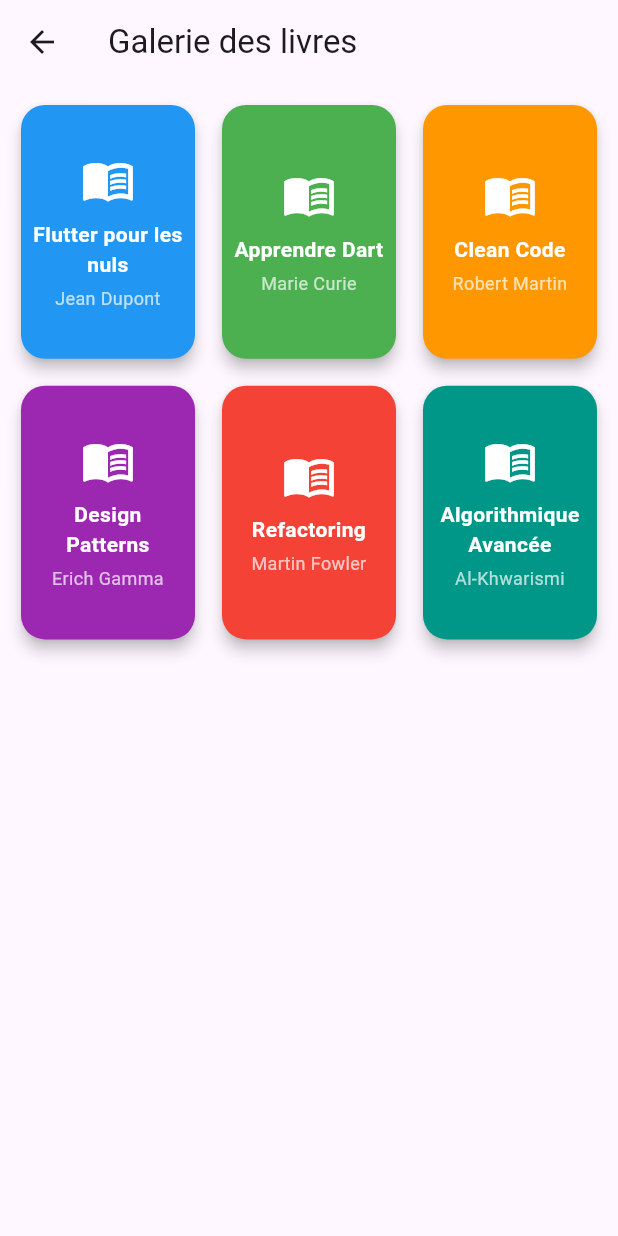
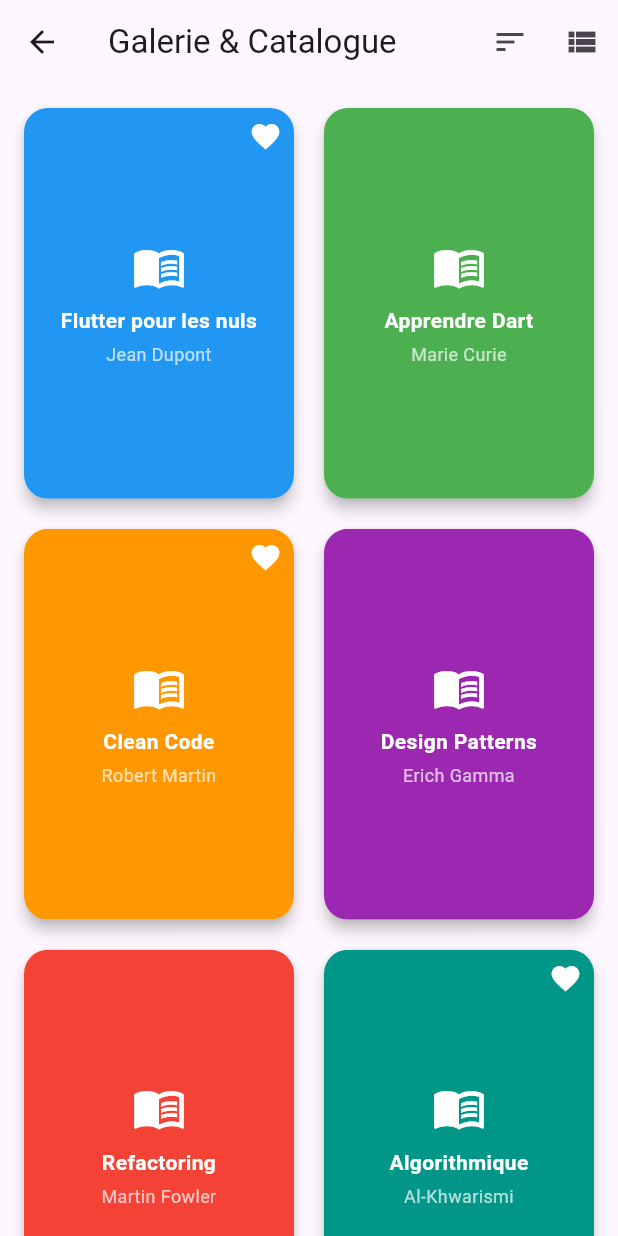
Before and after one commit to zeng00018-alt/ma_biblio, a Flutter app: the GalerieScreen screen opened directly, on a phone screen of 412 x 824 dp. Run offline on Flutter 3.47's test engine with Material 3 defaults, Android fonts, the phone set to English and light mode, and no system bars.

Commit message:
Partie 06 : GridView.builder responsive, bascule et tri

```diff
--- a/lib/screens/galerie_screen.dart
+++ b/lib/screens/galerie_screen.dart
@@ -1,92 +1,119 @@
 import 'package:flutter/material.dart';
+import 'catalogue_screen.dart'; // Pour le modèle Livre et DetailScreen
+import '../widgets/livre_grid_item.dart';
+import '../widgets/livre_card.dart';
+import 'detail_screen.dart';
 
-// Modèle Livre (ou importe-le depuis ton fichier de catalogue)
-class Livre {
-  final String titre;
-  final String auteur;
-  final Color couleur;
+class GalerieScreen extends StatefulWidget {
+  const GalerieScreen({Key? key}) : super(key: key);
 
-  Livre({
-    required this.titre,
-    required this.auteur,
-    required this.couleur,
-  });
+  @override
+  State<GalerieScreen> createState() => _GalerieScreenState();
 }
 
-class GalerieScreen extends StatelessWidget {
-  GalerieScreen({Key? key}) : super(key: key);
+class _GalerieScreenState extends State<GalerieScreen> {
+  // Liste de livres d'exemple
+  final List<Livre> livres = [
+    Livre(titre: 'Flutter pour les nuls', auteur: 'Jean Dupont', annee: 2021, couleur: Colors.blue, note: 4.5, genre: 'Informatique', favori: true, nouveaute: true),
+    Livre(titre: 'Apprendre Dart', auteur: 'Marie Curie', annee: 2019, couleur: Colors.green, note: 4.8, genre: 'Informatique', favori: false, nouveaute: false),
+    Livre(titre: 'Clean Code', auteur: 'Robert Martin', annee: 2008, couleur: Colors.orange, note: 4.9, genre: 'Informatique', favori: true, nouveaute: true),
+    Livre(titre: 'Design Patterns', auteur: 'Erich Gamma', annee: 1994, couleur: Colors.purple, note: 4.7, genre: 'Roman', favori: false, nouveaute: false),
+    Livre(titre: 'Refactoring', auteur: 'Martin Fowler', annee: 1999, couleur: Colors.red, note: 4.6, genre: 'Histoire', favori: false, nouveaute: true),
+    Livre(titre: 'Algorithmique', auteur: 'Al-Khwarismi', annee: 820, couleur: Colors.teal, note: 4.95, genre: 'Science', favori: true, nouveaute: false),
+  ];
 
-  // Liste de livres pour alimenter la grille (Q5.5)
-  final List<Livre> livres = [
-    Livre(titre: 'Flutter pour les nuls', auteur: 'Jean Dupont', couleur: Colors.blue),
-    Livre(titre: 'Apprendre Dart', auteur: 'Marie Curie', couleur: Colors.green),
-    Livre(titre: 'Clean Code', auteur: 'Robert Martin', couleur: Colors.orange),
-    Livre(titre: 'Design Patterns', auteur: 'Erich Gamma', couleur: Colors.purple),
-    Livre(titre: 'Refactoring', auteur: 'Martin Fowler', couleur: Colors.red),
-    Livre(titre: 'Algorithmique Avancée', auteur: 'Al-Khwarismi', couleur: Colors.teal),
-  ];
+  // Q6.6 : État pour basculer entre vue grille (true) et vue liste (false)
+  bool _isGridView = true;
 
   @override
   Widget build(BuildContext context) {
+    // Q6.4 : Calcul responsive du nombre de colonnes selon la largeur de l'écran
+    double screenWidth = MediaQuery.of(context).size.width;
+    int crossAxisCount;
+    if (screenWidth < 600) {
+      crossAxisCount = 2; // Moins de 600 px -> 2 colonnes
+    } else if (screenWidth < 900) {
+      crossAxisCount = 3; // Entre 600 et 900 px -> 3 colonnes
+    } else {
+      crossAxisCount = 4; // Au-delà de 900 px -> 4 colonnes
+    }
+
     return Scaffold(
       appBar: AppBar(
-        title: const Text('Galerie des livres'),
+        title: const Text('Galerie & Catalogue'),
+        actions: [
+          // Q6.7 : Bouton de tri par note décroissante
+          IconButton(
+            icon: const Icon(Icons.sort),
+            tooltip: 'Trier par note décroissante',
+            onPressed: () {
+              setState(() {
+                livres.sort((a, b) => b.note.compareTo(a.note));
+              });
+            },
+          ),
+          // Q6.6 : Bouton de bascule entre Grille et Liste
+          IconButton(
+            icon: Icon(_isGridView ? Icons.view_list : Icons.grid_view),
+            tooltip: 'Changer d\'affichage',
+            onPressed: () {
+              setState(() {
+                _isGridView = !_isGridView;
+              });
+            },
+          ),
+        ],
       ),
-      // Q5.6 : Utilisation de GridView.extent pour une grille adaptative (max 150 px de large par case)
-      body: GridView.extent(
-        maxCrossAxisExtent: 150, // Q5.6
-        padding: const EdgeInsets.all(10), // Q5.2
-        mainAxisSpacing: 10, // Q5.2
-        crossAxisSpacing: 10, // Q5.2
-        childAspectRatio: 0.7, // Q5.3 : Format couverture de livre
-        children: livres.map((livre) {
-          return Card(
-            color: livre.couleur,
-            shape: RoundedRectangleBorder(
-              borderRadius: BorderRadius.circular(16), // Q5.5 : Coins arrondis
+      // Q6.6 : Affichage conditionnel Grille vs Liste
+      body: _isGridView
+          ? GridView.builder(
+              padding: const EdgeInsets.all(12),
+              itemCount: livres.length,
+              // Q6.1 & Q6.3 : SliverGridDelegate (peut aussi utiliser SliverGridDelegateWithMaxCrossAxisExtent si souhaité en Q6.3)
+              gridDelegate: SliverGridDelegateWithFixedCrossAxisCount(
+                crossAxisCount: crossAxisCount, // Q6.4 : Responsive dynamique
+                childAspectRatio: 0.7,
+                mainAxisSpacing: 12,
+                crossAxisSpacing: 12,
+              ),
+              itemBuilder: (context, index) {
+                final livre = livres[index];
+                return LivreGridItem(
+                  livre: livre,
+                  onTap: () {
+                    // Q6.5 : Ouvrir le DetailScreen au clic
+                    Navigator.push(
+                      context,
+                      MaterialPageRoute(
+                        builder: (context) => DetailScreen(livre: livre),
+                      ),
+                    ).then((_) {
+                      setState(() {}); // Rafraîchir au retour
+                    });
+                  },
+                );
+              },
+            )
+          : ListView.builder(
+              padding: const EdgeInsets.all(8),
+              itemCount: livres.length,
+              itemBuilder: (context, index) {
+                final livre = livres[index];
+                return LivreCard(
+                  livre: livre,
+                  onTap: () {
+                    Navigator.push(
+                      context,
+                      MaterialPageRoute(
+                        builder: (context) => DetailScreen(livre: livre),
+                      ),
+                    ).then((_) {
+                      setState(() {});
+                    });
+                  },
+                );
+              },
             ),
-            elevation: 4,
-            clipBehavior: Clip.antiAlias,
-            child: Padding(
-              padding: const EdgeInsets.all(8.0),
-              // Q5.5 : Column centrée
-              child: Column(
-                mainAxisAlignment: MainAxisAlignment.center,
-                children: [
-                  const Icon(
-                    Icons.menu_book,
-                    color: Colors.white,
-                    size: 36,
-                  ),
-                  const SizedBox(height: 8),
-                  Text(
-                    livre.titre,
-                    textAlign: TextAlign.center,
-                    maxLines: 2, // Q5.5 : 2 lignes max
-                    overflow: TextOverflow.ellipsis, // Q5.5 : points de suspension si trop long
-                    style: const TextStyle(
-                      color: Colors.white,
-                      fontWeight: FontWeight.bold,
-                      fontSize: 14,
-                    ),
-                  ),
-                  const SizedBox(height: 4),
-                  Text(
-                    livre.auteur,
-                    textAlign: TextAlign.center,
-                    maxLines: 1,
-                    overflow: TextOverflow.ellipsis,
-                    style: const TextStyle(
-                      color: Colors.white70,
-                      fontSize: 12,
-                    ),
-                  ),
-                ],
-              ),
-            ),
-          );
-        }).toList(),
-      ),
     );
   }
 }
--- a/lib/widgets/livre_grid_item.dart
+++ b/lib/widgets/livre_grid_item.dart
@@ -0,0 +1,78 @@
+import 'package:flutter/material.dart';
+import '../screens/catalogue_screen.dart'; // Pour accéder au modèle Livre
+
+class LivreGridItem extends StatelessWidget {
+  final Livre livre;
+  final VoidCallback? onTap;
+
+  const LivreGridItem({Key? key, required this.livre, this.onTap}) : super(key: key);
+
+  @override
+  Widget build(BuildContext context) {
+    return Card(
+      elevation: 4,
+      shape: RoundedRectangleBorder(
+        borderRadius: BorderRadius.circular(16),
+      ),
+      clipBehavior: Clip.antiAlias,
+      child: InkWell(
+        onTap: onTap, // Q6.5 : Clic pour ouvrir le détail
+        child: Stack(
+          children: [
+            // Contenu principal de la carte
+            Container(
+              color: livre.couleur,
+              padding: const EdgeInsets.all(12.0),
+              child: Center(
+                child: Column(
+                  mainAxisAlignment: MainAxisAlignment.center,
+                  children: [
+                    const Icon(
+                      Icons.menu_book,
+                      color: Colors.white,
+                      size: 36,
+                    ),
+                    const SizedBox(height: 8),
+                    Text(
+                      livre.titre,
+                      textAlign: TextAlign.center,
+                      maxLines: 2,
+                      overflow: TextOverflow.ellipsis,
+                      style: const TextStyle(
+                        color: Colors.white,
+                        fontWeight: FontWeight.bold,
+                        fontSize: 14,
+                      ),
+                    ),
+                    const SizedBox(height: 4),
+                    Text(
+                      livre.auteur,
+                      textAlign: TextAlign.center,
+                      maxLines: 1,
+                      overflow: TextOverflow.ellipsis,
+                      style: const TextStyle(
+                        color: Colors.white70,
+                        fontSize: 12,
+                      ),
+                    ),
+                  ],
+                ),
+              ),
+            ),
+            // Q6.2 : Affichage d'une icône cœur en haut à droite si livre.favori est vrai
+            if (livre.favori)
+              const Positioned(
+                top: 8,
+                right: 8,
+                child: Icon(
+                  Icons.favorite,
+                  color: Colors.white,
+                  size: 22,
+                ),
+              ),
+          ],
+        ),
+      ),
+    );
+  }
+}
```
